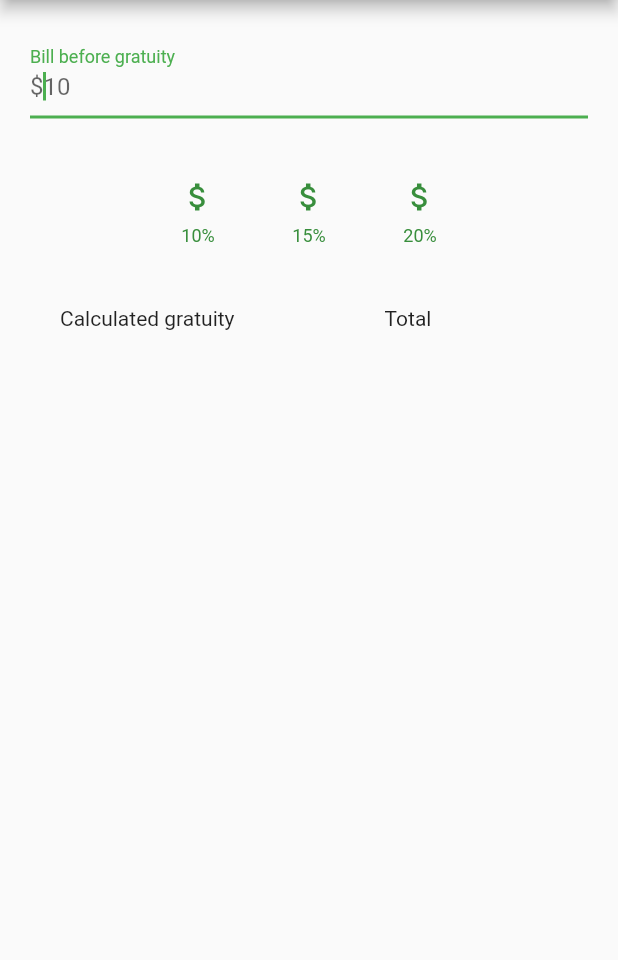
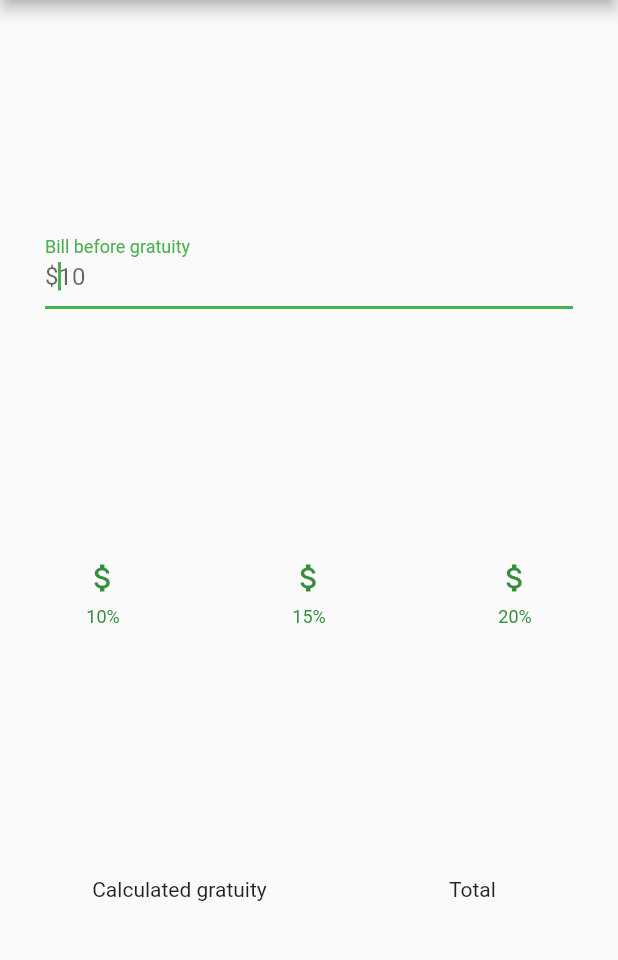
Before and after one commit to TheSirC/grounduity, a Flutter app: the screen it shows after launch, on a phone screen of 412 x 824 dp, the part 84-1044 px from its top. Run offline on Flutter 3.47's test engine with Material 2 defaults, Android fonts, the phone set to English and light mode, and no system bars.

Commit message:
Ajustement des espacements entre les composants

```diff
--- a/lib/main.dart
+++ b/lib/main.dart
@@ -4,7 +4,6 @@ void main() => runApp(new MyApp());
 
 Container buildButtonColumn(IconData icon, String label, Color color) {
   return new Container(
-    margin: EdgeInsets.symmetric(horizontal: 25.0),
     child: new Column(
       mainAxisSize: MainAxisSize.min,
       mainAxisAlignment: MainAxisAlignment.center,
@@ -50,6 +49,7 @@ class MyApp extends StatelessWidget {
             child: new Column(children: <Widget>[
               new Container(
                   margin: EdgeInsets.all(20.0),
+                  padding: EdgeInsets.symmetric(horizontal: 10.0),
                   child: new TextField(
                     keyboardType: TextInputType.number,
                     autofocus: true,
@@ -73,7 +73,7 @@ class MyApp extends StatelessWidget {
                   buildButtonColumn(
                       Icons.attach_money, '20', Color(0xFF388E3C)),
                 ],
-                mainAxisAlignment: MainAxisAlignment.center,
+                mainAxisAlignment: MainAxisAlignment.spaceAround,
               ),
               new Row(
                 children: <Widget>[
@@ -85,8 +85,9 @@ class MyApp extends StatelessWidget {
                       padding: EdgeInsets.symmetric(horizontal: 20.0),
                       child: new Text("Total"))
                 ],
+                mainAxisAlignment: MainAxisAlignment.spaceEvenly,
               )
-            ]),
+            ],mainAxisAlignment: MainAxisAlignment.spaceEvenly,),
           ),
         ));
   }
```
